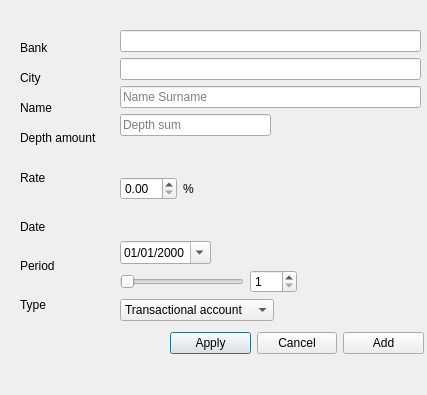
greysov/Lab3, file dialogwindow.ui: the form before one commit.
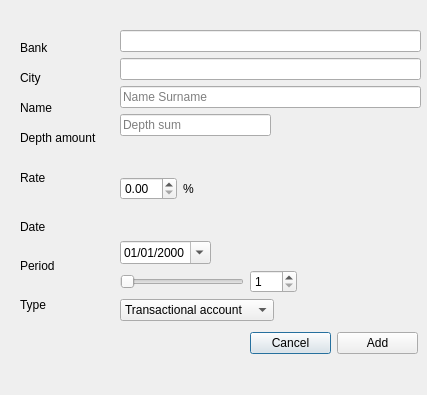
The form after the commit.

What changed in the file:
```diff
--- a/dialogwindow.ui
+++ b/dialogwindow.ui
@@ -52,6 +52,32 @@
     <string>Rate</string>
    </property>
   </widget>
+  <widget class="QWidget" name="layoutWidget">
+   <property name="geometry">
+    <rect>
+     <x>250</x>
+     <y>330</y>
+     <width>168</width>
+     <height>26</height>
+    </rect>
+   </property>
+   <layout class="QHBoxLayout" name="horizontalLayout">
+    <item>
+     <widget class="QPushButton" name="CancelButton">
+      <property name="text">
+       <string>Cancel</string>
+      </property>
+     </widget>
+    </item>
+    <item>
+     <widget class="QPushButton" name="AddButton">
+      <property name="text">
+       <string>Add</string>
+      </property>
+     </widget>
+    </item>
+   </layout>
+  </widget>
   <widget class="QWidget" name="layoutWidget">
    <property name="geometry">
     <rect>
@@ -330,39 +356,6 @@
     </item>
    </layout>
   </widget>
-  <widget class="QWidget" name="">
-   <property name="geometry">
-    <rect>
-     <x>170</x>
-     <y>330</y>
-     <width>254</width>
-     <height>26</height>
-    </rect>
-   </property>
-   <layout class="QHBoxLayout" name="horizontalLayout">
-    <item>
-     <widget class="QPushButton" name="applyButton">
-      <property name="text">
-       <string>Apply</string>
-      </property>
-     </widget>
-    </item>
-    <item>
-     <widget class="QPushButton" name="CancelButton">
-      <property name="text">
-       <string>Cancel</string>
-      </property>
-     </widget>
-    </item>
-    <item>
-     <widget class="QPushButton" name="AddButton">
-      <property name="text">
-       <string>Add</string>
-      </property>
-     </widget>
-    </item>
-   </layout>
-  </widget>
   <zorder>layoutWidget</zorder>
   <zorder>layoutWidget</zorder>
   <zorder>layoutWidget</zorder>
```
Left out of the diff: 1 changed line with no effect on the pictures.
